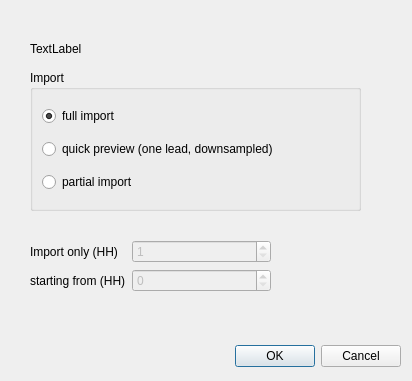
Old version of the form opendialog.ui in the repository tomgrad/carpets.
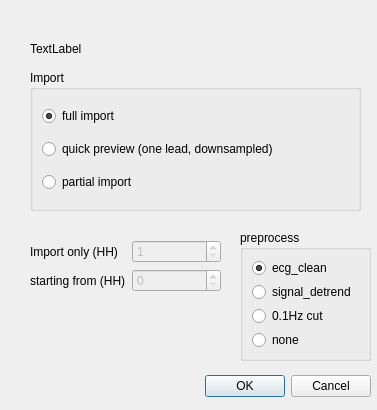
New version of the form.

```diff
--- a/opendialog.ui
+++ b/opendialog.ui
@@ -6,8 +6,8 @@
    <rect>
     <x>0</x>
     <y>0</y>
-    <width>412</width>
-    <height>381</height>
+    <width>377</width>
+    <height>410</height>
    </rect>
   </property>
   <property name="windowTitle">
@@ -16,8 +16,8 @@
   <widget class="QDialogButtonBox" name="buttonBox">
    <property name="geometry">
     <rect>
-     <x>230</x>
-     <y>340</y>
+     <x>200</x>
+     <y>370</y>
      <width>171</width>
      <height>32</height>
     </rect>
@@ -86,7 +86,7 @@
     <rect>
      <x>30</x>
      <y>240</y>
-     <width>241</width>
+     <width>191</width>
      <height>80</height>
     </rect>
    </property>
@@ -127,6 +127,52 @@
     </item>
    </layout>
   </widget>
+  <widget class="QGroupBox" name="groupBox_2">
+   <property name="geometry">
+    <rect>
+     <x>240</x>
+     <y>230</y>
+     <width>131</width>
+     <height>131</height>
+    </rect>
+   </property>
+   <property name="title">
+    <string>preprocess</string>
+   </property>
+   <layout class="QVBoxLayout" name="verticalLayout_2">
+    <item>
+     <widget class="QRadioButton" name="cleanRadioButton">
+      <property name="text">
+       <string>ecg_clean</string>
+      </property>
+      <property name="checked">
+       <bool>true</bool>
+      </property>
+     </widget>
+    </item>
+    <item>
+     <widget class="QRadioButton" name="detrendRadioButton">
+      <property name="text">
+       <string>signal_detrend</string>
+      </property>
+     </widget>
+    </item>
+    <item>
+     <widget class="QRadioButton" name="filterRadioButton">
+      <property name="text">
+       <string>0.1Hz cut</string>
+      </property>
+     </widget>
+    </item>
+    <item>
+     <widget class="QRadioButton" name="rawRadioButton">
+      <property name="text">
+       <string>none</string>
+      </property>
+     </widget>
+    </item>
+   </layout>
+  </widget>
  </widget>
  <resources/>
  <connections>
```
